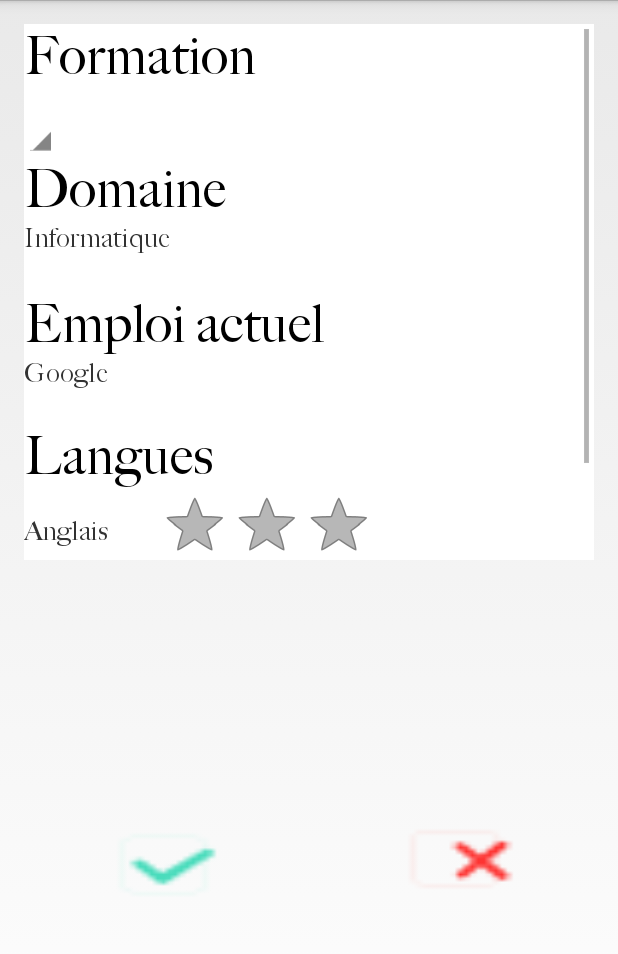
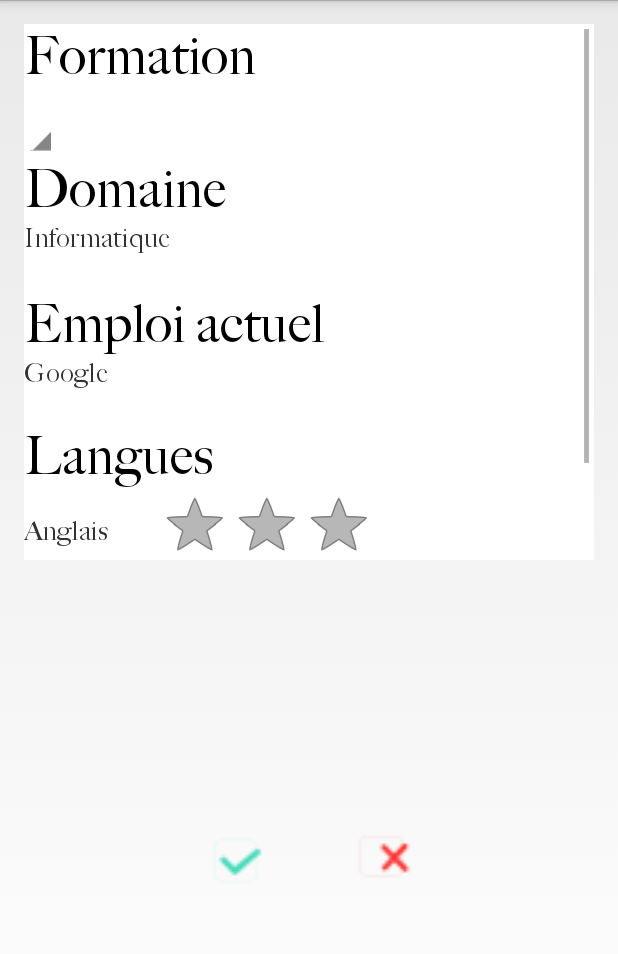
Before and after one commit to Margoot/ErgasiaGit, an Android app: the fragment CandidateFragmentRec shown on its own in the app's theme, on a phone screen of 412 x 824 dp, the part 72-1026 px from its top. Run offline under Robolectric (Android 15) with nearby library versions, the phone set to English and light mode, and no system bars.

Commit message:
Visuel terminé avec icones no et yes

```diff
--- a/app/src/main/res/layout/fragment_candidate_main.xml
+++ b/app/src/main/res/layout/fragment_candidate_main.xml
@@ -138,21 +138,22 @@
         android:layout_height="match_parent"
         android:layout_below="@+id/frameLayout2"
         android:layout_centerHorizontal="true"
-        android:gravity="center">
+        android:gravity="center"
+        android:weightSum="1">
 
         <ImageButton
             android:layout_width="wrap_content"
-            android:layout_height="123dp"
+            android:layout_height="90dp"
             android:id="@+id/okButton2"
             android:background="@drawable/ok_icon"
-            android:layout_weight="0.41" />
+            android:layout_weight="0.2" />
 
         <ImageButton
             android:layout_width="wrap_content"
-            android:layout_height="123dp"
+            android:layout_height="90dp"
             android:id="@+id/noButton2"
             android:background="@drawable/no_icon"
-            android:layout_weight="0.41" />
+            android:layout_weight="0.2" />
     </LinearLayout>
 
 </RelativeLayout>
```
Also changed, not shown: app/src/main/res/layout/fragment_offer_main.xml (+6 -6 lines), app/src/main/res/drawable-mdpi/no_icon.png, app/src/main/res/drawable-mdpi/ok_icon.png, app/src/main/res/drawable-xhdpi/no_icon.png, app/src/main/res/drawable-xhdpi/ok_icon.png, app/src/main/res/drawable-xxhdpi/load_icon.png, app/src/main/res/drawable-xxhdpi/load_image2.png, app/src/main/res/drawable-xxhdpi/no_icon.png, app/src/main/res/drawable-xxhdpi/ok_icon.png, 15 other files.
